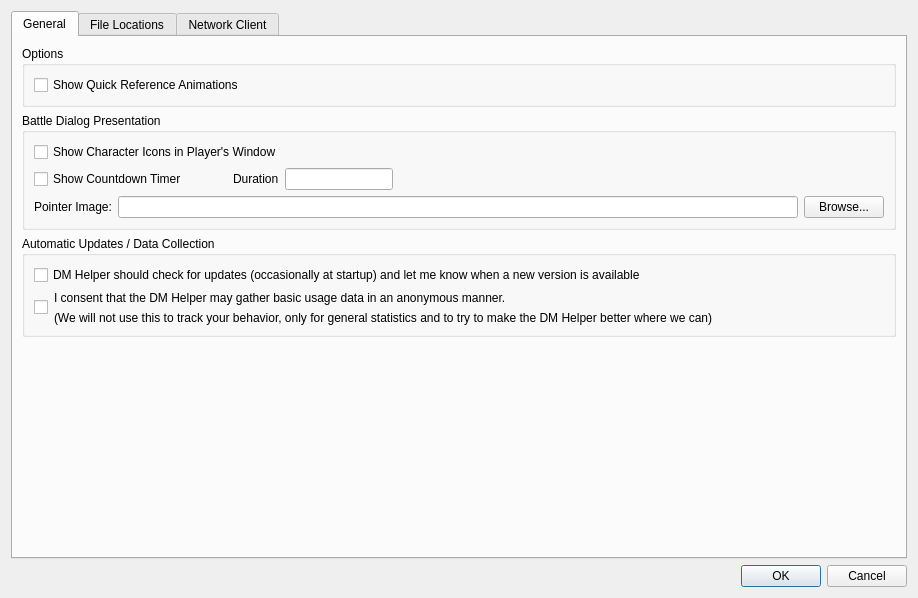
This is DMHelper/src/optionsdialog.ui in MMetze/DMHelper as Qt 5 draws it before an edit. The edited form follows.
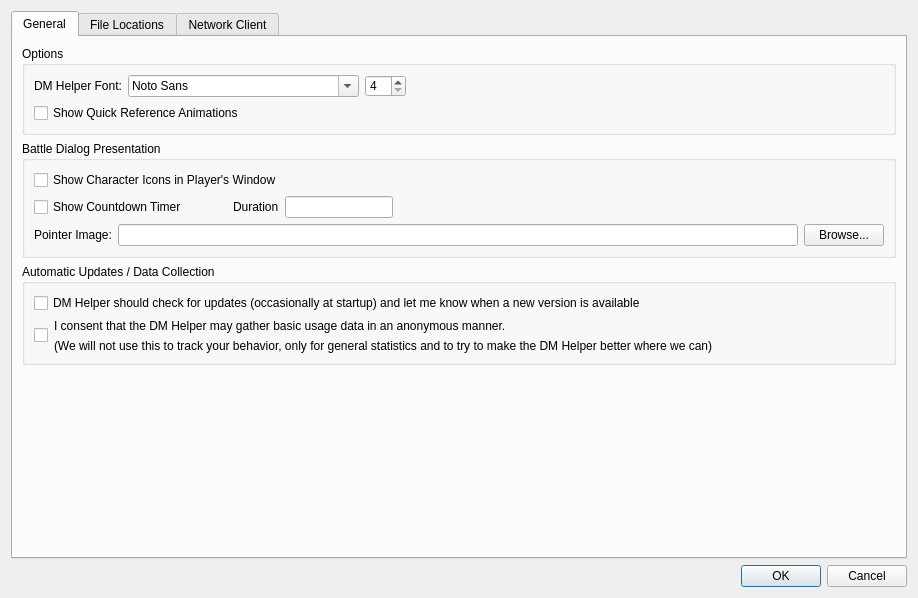
This is the edited form. Icons and pictures are not drawn.

```diff
--- a/DMHelper/src/optionsdialog.ui
+++ b/DMHelper/src/optionsdialog.ui
@@ -16,7 +16,7 @@
   <property name="styleSheet">
    <string notr="true">background-image: url(:/img/data/parchment.jpg);</string>
   </property>
-  <layout class="QVBoxLayout" name="verticalLayout_6">
+  <layout class="QVBoxLayout" name="verticalLayout_7">
    <item>
     <widget class="QTabWidget" name="tabWidget">
      <property name="currentIndex">
@@ -26,13 +26,81 @@
       <attribute name="title">
        <string>General</string>
       </attribute>
-      <layout class="QVBoxLayout" name="verticalLayout_7">
+      <layout class="QVBoxLayout" name="verticalLayout_6">
        <item>
         <widget class="QGroupBox" name="groupBox_2">
          <property name="title">
           <string>Options</string>
          </property>
          <layout class="QVBoxLayout" name="verticalLayout">
+          <item>
+           <layout class="QHBoxLayout" name="horizontalLayout_8">
+            <item>
+             <widget class="QLabel" name="label_2">
+              <property name="text">
+               <string>DM Helper Font:</string>
+              </property>
+             </widget>
+            </item>
+            <item>
+             <widget class="QFontComboBox" name="fontComboBox">
+              <property name="sizePolicy">
+               <sizepolicy hsizetype="Preferred" vsizetype="Preferred">
+                <horstretch>0</horstretch>
+                <verstretch>0</verstretch>
+               </sizepolicy>
+              </property>
+              <property name="minimumSize">
+               <size>
+                <width>0</width>
+                <height>22</height>
+               </size>
+              </property>
+              <property name="currentFont">
+               <font>
+                <family>Trebuchet MS</family>
+                <pointsize>8</pointsize>
+               </font>
+              </property>
+             </widget>
+            </item>
+            <item>
+             <widget class="QSpinBox" name="spinBoxFontSize">
+              <property name="sizePolicy">
+               <sizepolicy hsizetype="Minimum" vsizetype="Preferred">
+                <horstretch>0</horstretch>
+                <verstretch>0</verstretch>
+               </sizepolicy>
+              </property>
+              <property name="minimumSize">
+               <size>
+                <width>0</width>
+                <height>22</height>
+               </size>
+              </property>
+              <property name="suffix">
+               <string/>
+              </property>
+              <property name="minimum">
+               <number>4</number>
+              </property>
+             </widget>
+            </item>
+            <item>
+             <spacer name="horizontalSpacer_5">
+              <property name="orientation">
+               <enum>Qt::Horizontal</enum>
+              </property>
+              <property name="sizeHint" stdset="0">
+               <size>
+                <width>40</width>
+                <height>20</height>
+               </size>
+              </property>
+             </spacer>
+            </item>
+           </layout>
+          </item>
           <item>
            <widget class="QCheckBox" name="chkShowAnimations">
             <property name="text">
```
